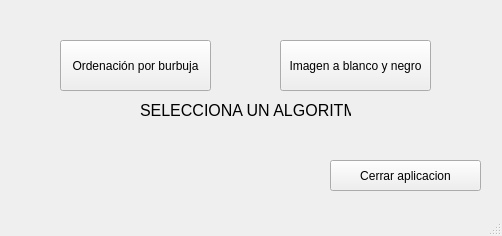
This is practica3/menu.ui in ValentinUnileon/practica3Arco as Qt 5 draws it before an edit. The edited form follows.
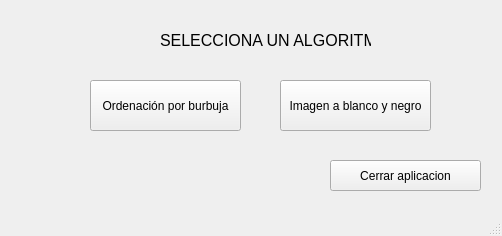
This is the edited form.

```diff
--- a/practica3/menu.ui
+++ b/practica3/menu.ui
@@ -17,8 +17,8 @@
    <widget class="QPushButton" name="botonOrdenacion">
     <property name="geometry">
      <rect>
-      <x>60</x>
-      <y>40</y>
+      <x>90</x>
+      <y>80</y>
       <width>151</width>
       <height>51</height>
      </rect>
@@ -31,7 +31,7 @@
     <property name="geometry">
      <rect>
       <x>280</x>
-      <y>40</y>
+      <y>80</y>
       <width>151</width>
       <height>51</height>
      </rect>
@@ -43,8 +43,8 @@
    <widget class="QLabel" name="label1">
     <property name="geometry">
      <rect>
-      <x>140</x>
-      <y>100</y>
+      <x>160</x>
+      <y>30</y>
       <width>211</width>
       <height>20</height>
      </rect>
```
Left out of the diff: 2 changed lines with no effect on the pictures.
